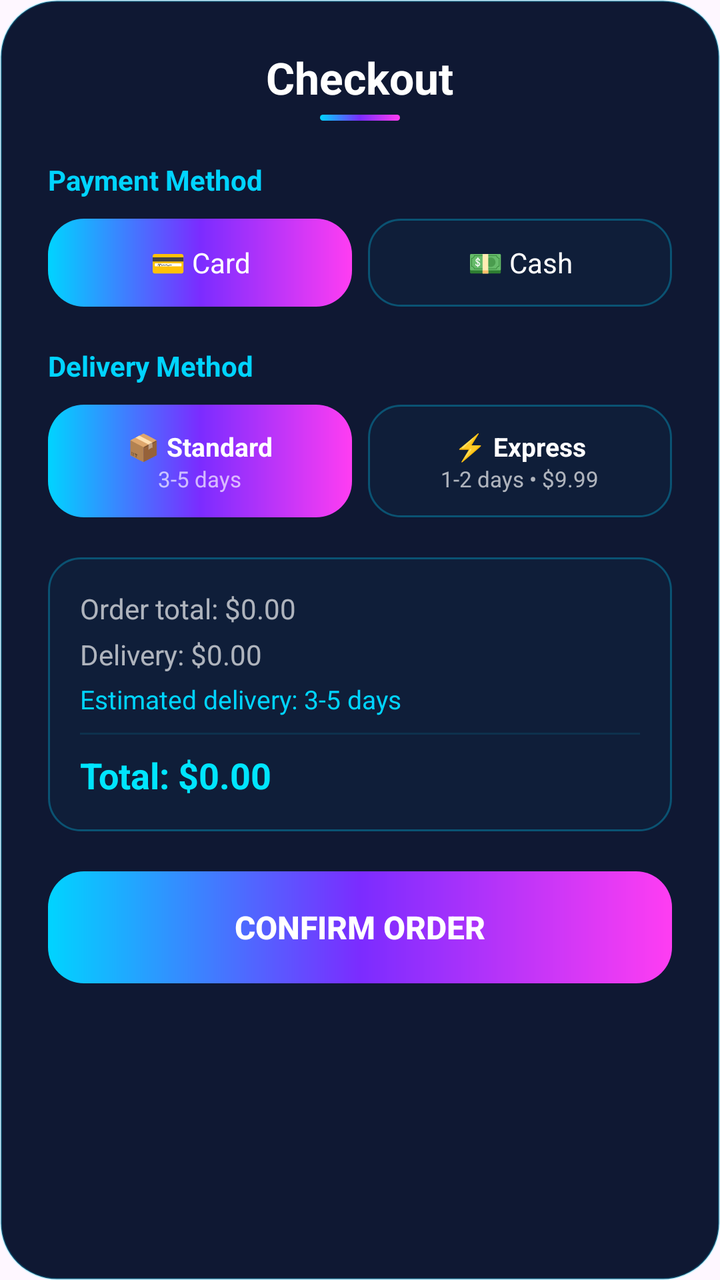
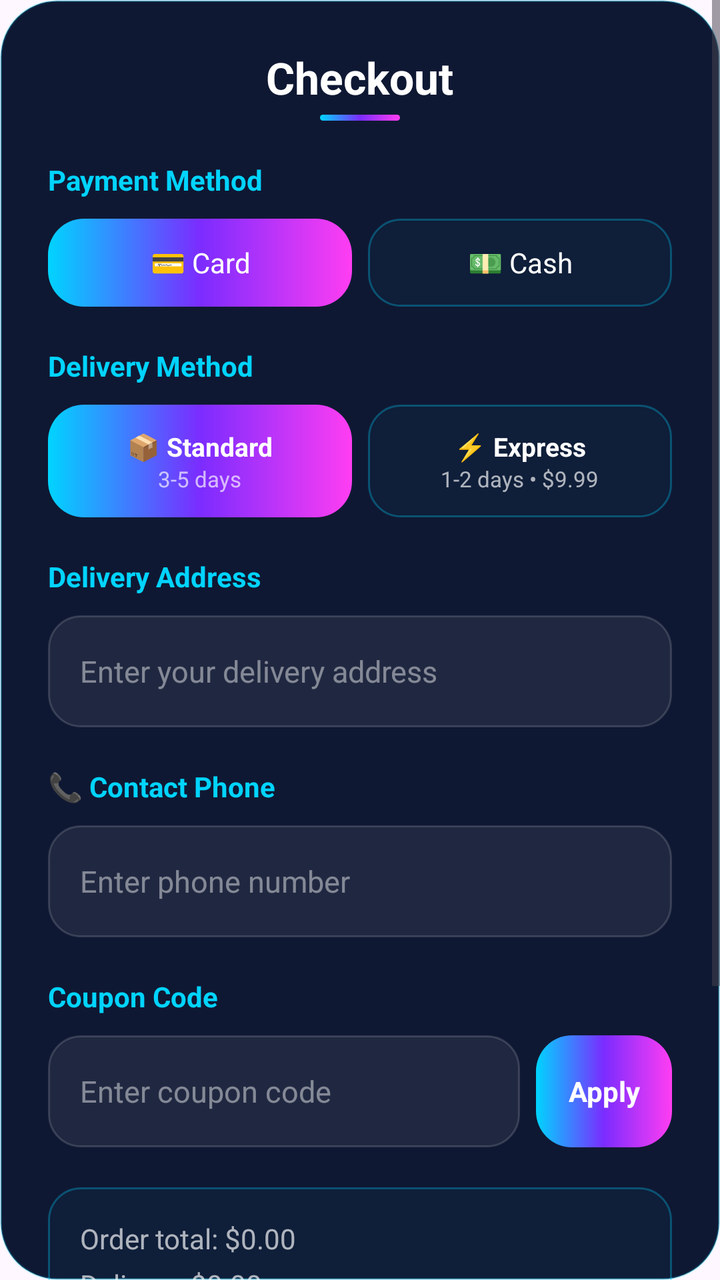

Screens rendered from an Android XML layout before and after an edit, with the pre-edit source and the edit as a unified diff.
<!-- AndroidManifest.xml: application theme Theme.CompShop -->
<!-- res/layout/dialog_checkout.xml -->
<?xml version="1.0" encoding="utf-8"?>
<ScrollView
    xmlns:android="http://schemas.android.com/apk/res/android"
    android:layout_width="match_parent"
    android:layout_height="wrap_content"
    android:background="@drawable/card_glass_neon">

    <LinearLayout
        android:layout_width="match_parent"
        android:layout_height="wrap_content"
        android:orientation="vertical"
        android:padding="24dp">

        <TextView
            android:layout_width="wrap_content"
            android:layout_height="wrap_content"
            android:text="@string/checkout_title"
            android:textSize="22sp"
            android:textStyle="bold"
            android:textColor="#FFFFFF"
            android:layout_gravity="center"
            android:layout_marginBottom="4dp"/>

        <View
            android:layout_width="40dp"
            android:layout_height="3dp"
            android:background="@drawable/btn_neon_gradient"
            android:layout_gravity="center"
            android:layout_marginBottom="20dp"/>

        <TextView
            android:layout_width="wrap_content"
            android:layout_height="wrap_content"
            android:text="@string/payment_method"
            android:textColor="#00D4FF"
            android:textSize="14sp"
            android:textStyle="bold"
            android:layout_marginBottom="10dp"/>

        <LinearLayout
            android:layout_width="match_parent"
            android:layout_height="wrap_content"
            android:orientation="horizontal"
            android:layout_marginBottom="20dp">

            <TextView
                android:id="@+id/btnPayCard"
                android:layout_width="0dp"
                android:layout_height="44dp"
                android:layout_weight="1"
                android:text="@string/card_payment"
                android:textColor="#FFFFFF"
                android:textSize="14sp"
                android:gravity="center"
                android:background="@drawable/btn_neon_gradient"
                android:layout_marginEnd="8dp"
                android:clickable="true"
                android:focusable="true"/>

            <TextView
                android:id="@+id/btnPayCash"
                android:layout_width="0dp"
                android:layout_height="44dp"
                android:layout_weight="1"
                android:text="@string/cash_payment"
                android:textColor="#FFFFFF"
                android:textSize="14sp"
                android:gravity="center"
                android:background="@drawable/btn_social_neon"
                android:clickable="true"
                android:focusable="true"/>

        </LinearLayout>

        <TextView
            android:layout_width="wrap_content"
            android:layout_height="wrap_content"
            android:text="@string/delivery_method"
            android:textColor="#00D4FF"
            android:textSize="14sp"
            android:textStyle="bold"
            android:layout_marginBottom="10dp"/>

        <LinearLayout
            android:layout_width="match_parent"
            android:layout_height="wrap_content"
            android:orientation="horizontal"
            android:layout_marginBottom="20dp">

            <LinearLayout
                android:id="@+id/btnDeliveryStandard"
                android:layout_width="0dp"
                android:layout_height="wrap_content"
                android:layout_weight="1"
                android:orientation="vertical"
                android:gravity="center"
                android:background="@drawable/btn_neon_gradient"
                android:padding="12dp"
                android:layout_marginEnd="8dp"
                android:clickable="true"
                android:focusable="true">

                <TextView
                    android:layout_width="wrap_content"
                    android:layout_height="wrap_content"
                    android:text="@string/standard_delivery"
                    android:textColor="#FFFFFF"
                    android:textSize="13sp"
                    android:textStyle="bold"/>

                <TextView
                    android:layout_width="wrap_content"
                    android:layout_height="wrap_content"
                    android:text="@string/days_3_5"
                    android:textColor="#AAFFFFFF"
                    android:textSize="11sp"/>

            </LinearLayout>

            <LinearLayout
                android:id="@+id/btnDeliveryExpress"
                android:layout_width="0dp"
                android:layout_height="wrap_content"
                android:layout_weight="1"
                android:orientation="vertical"
                android:gravity="center"
                android:background="@drawable/btn_social_neon"
                android:padding="12dp"
                android:clickable="true"
                android:focusable="true">

                <TextView
                    android:layout_width="wrap_content"
                    android:layout_height="wrap_content"
                    android:text="@string/express_delivery"
                    android:textColor="#FFFFFF"
                    android:textSize="13sp"
                    android:textStyle="bold"/>

                <TextView
                    android:layout_width="wrap_content"
                    android:layout_height="wrap_content"
                    android:text="@string/days_1_2"
                    android:textColor="#AAFFFFFF"
                    android:textSize="11sp"/>

            </LinearLayout>

        </LinearLayout>

        <LinearLayout
            android:layout_width="match_parent"
            android:layout_height="wrap_content"
            android:orientation="vertical"
            android:background="@drawable/btn_social_neon"
            android:padding="16dp"
            android:layout_marginBottom="20dp">

            <TextView
                android:id="@+id/tvOrderTotal"
                android:layout_width="wrap_content"
                android:layout_height="wrap_content"
                android:text="Order total: $0.00"
                android:textColor="#AAFFFFFF"
                android:textSize="14sp"
                android:layout_marginBottom="4dp"/>

            <TextView
                android:id="@+id/tvDeliveryFee"
                android:layout_width="wrap_content"
                android:layout_height="wrap_content"
                android:text="Delivery: $0.00"
                android:textColor="#AAFFFFFF"
                android:textSize="14sp"
                android:layout_marginBottom="4dp"/>

            <TextView
                android:id="@+id/tvDeliveryDays"
                android:layout_width="wrap_content"
                android:layout_height="wrap_content"
                android:text="Estimated delivery: 3-5 days"
                android:textColor="#00D4FF"
                android:textSize="13sp"
                android:layout_marginBottom="8dp"/>

            <View
                android:layout_width="match_parent"
                android:layout_height="1dp"
                android:background="#1A00D4FF"
                android:layout_marginBottom="8dp"/>

            <TextView
                android:id="@+id/tvFinalTotal"
                android:layout_width="wrap_content"
                android:layout_height="wrap_content"
                android:text="Total: $0.00"
                android:textColor="#00E5FF"
                android:textSize="18sp"
                android:textStyle="bold"/>

        </LinearLayout>

        <Button
            android:id="@+id/btnConfirmOrder"
            android:layout_width="match_parent"
            android:layout_height="56dp"
            android:text="@string/confirm_order"
            android:textSize="16sp"
            android:textStyle="bold"
            android:textColor="#FFFFFF"
            android:background="@drawable/btn_neon_gradient"
            android:stateListAnimator="@null"/>

    </LinearLayout>
</ScrollView>
<!-- resources referenced by this layout -->
<resources>
  <!-- drawable btn_neon_gradient (drawable) -->
  <?xml version="1.0" encoding="utf-8"?>
  <shape xmlns:android="http://schemas.android.com/apk/res/android"
      android:shape="rectangle">
      <gradient
          android:type="linear"
          android:angle="0"
          android:startColor="#00D4FF"
          android:centerColor="#7B2CFF"
          android:endColor="#FF3DF2"/>
      <corners android:radius="18dp"/>
  </shape>
  <!-- drawable btn_social_neon (drawable) -->
  <?xml version="1.0" encoding="utf-8"?>
  <shape xmlns:android="http://schemas.android.com/apk/res/android"
      android:shape="rectangle">
      <solid android:color="#0800D4FF"/>
      <stroke
          android:width="1dp"
          android:color="#4D00D4FF"/>
      <corners android:radius="16dp"/>
  </shape>
  <!-- drawable card_glass_neon (drawable) -->
  <?xml version="1.0" encoding="utf-8"?>
  <shape xmlns:android="http://schemas.android.com/apk/res/android"
      android:shape="rectangle">
      <solid android:color="#0F1833"/>
      <stroke
          android:width="1dp"
          android:color="#3D00D4FF"/>
      <corners android:radius="28dp"/>
  </shape>
  <string name="card_payment">💳 Card</string>
  <string name="cash_payment">💵 Cash</string>
  <string name="checkout_title">Checkout</string>
  <string name="confirm_order">Confirm Order</string>
  <string name="days_1_2">1-2 days • $9.99</string>
  <string name="days_3_5">3-5 days</string>
  <string name="delivery_method">Delivery Method</string>
  <string name="express_delivery">⚡ Express</string>
  <string name="payment_method">Payment Method</string>
  <string name="standard_delivery">📦 Standard</string>
  <style name="Theme.CompShop" parent="Base.Theme.CompShop" />
  <style name="Base.Theme.CompShop" parent="Theme.Material3.DayNight.NoActionBar">
          
          
      </style>
</resources>

<!-- the commit's change to res/layout/dialog_checkout.xml (unified diff, before → after) -->
@@ -28,6 +28,7 @@
             android:layout_gravity="center"
             android:layout_marginBottom="20dp"/>
 
+        
         <TextView
             android:layout_width="wrap_content"
             android:layout_height="wrap_content"
@@ -72,6 +73,7 @@
 
         </LinearLayout>
 
+        
         <TextView
             android:layout_width="wrap_content"
             android:layout_height="wrap_content"
@@ -148,6 +150,128 @@
 
         </LinearLayout>
 
+        
+        <TextView
+            android:layout_width="wrap_content"
+            android:layout_height="wrap_content"
+            android:text="@string/delivery_address"
+            android:textColor="#00D4FF"
+            android:textSize="14sp"
+            android:textStyle="bold"
+            android:layout_marginBottom="10dp"/>
+
+        <LinearLayout
+            android:layout_width="match_parent"
+            android:layout_height="56dp"
+            android:orientation="horizontal"
+            android:gravity="center_vertical"
+            android:background="@drawable/input_neon"
+            android:paddingStart="16dp"
+            android:paddingEnd="16dp"
+            android:layout_marginBottom="20dp">
+
+            <EditText
+                android:id="@+id/etDeliveryAddress"
+                android:layout_width="match_parent"
+                android:layout_height="match_parent"
+                android:hint="@string/address_hint"
+                android:inputType="textPostalAddress"
+                android:textColor="#FFFFFF"
+                android:textColorHint="#73FFFFFF"
+                android:background="@android:color/transparent"
+                android:textSize="15sp"/>
+
+        </LinearLayout>
+
+        
+        <TextView
+            android:layout_width="wrap_content"
+            android:layout_height="wrap_content"
+            android:text="📞 Contact Phone"
+            android:textColor="#00D4FF"
+            android:textSize="14sp"
+            android:textStyle="bold"
+            android:layout_marginBottom="10dp"/>
+
+        <LinearLayout
+            android:layout_width="match_parent"
+            android:layout_height="56dp"
+            android:orientation="horizontal"
+            android:gravity="center_vertical"
+            android:background="@drawable/input_neon"
+            android:paddingStart="16dp"
+            android:paddingEnd="16dp"
+            android:layout_marginBottom="20dp">
+
+            <EditText
+                android:id="@+id/etContactPhone"
+                android:layout_width="match_parent"
+                android:layout_height="match_parent"
+                android:hint="Enter phone number"
+                android:inputType="phone"
+                android:textColor="#FFFFFF"
+                android:textColorHint="#73FFFFFF"
+                android:background="@android:color/transparent"
+                android:textSize="15sp"/>
+
+        </LinearLayout>
+        
+        <TextView
+            android:layout_width="wrap_content"
+            android:layout_height="wrap_content"
+            android:text="@string/coupon_code"
+            android:textColor="#00D4FF"
+            android:textSize="14sp"
+            android:textStyle="bold"
+            android:layout_marginBottom="10dp"/>
+
+        <LinearLayout
+            android:layout_width="match_parent"
+            android:layout_height="wrap_content"
+            android:orientation="horizontal"
+            android:layout_marginBottom="20dp">
+
+            <LinearLayout
+                android:layout_width="0dp"
+                android:layout_height="56dp"
+                android:layout_weight="1"
+                android:gravity="center_vertical"
+                android:background="@drawable/input_neon"
+                android:paddingStart="16dp"
+                android:paddingEnd="16dp"
+                android:layout_marginEnd="8dp">
+
+                <EditText
+                    android:id="@+id/etCouponCode"
+                    android:layout_width="match_parent"
+                    android:layout_height="match_parent"
+                    android:hint="@string/coupon_hint"
+                    android:inputType="textCapCharacters"
+                    android:textColor="#FFFFFF"
+                    android:textColorHint="#73FFFFFF"
+                    android:background="@android:color/transparent"
+                    android:textSize="15sp"/>
+
+            </LinearLayout>
+
+            <TextView
+                android:id="@+id/btnApplyCoupon"
+                android:layout_width="wrap_content"
+                android:layout_height="56dp"
+                android:text="@string/apply_coupon"
+                android:textColor="#FFFFFF"
+                android:textSize="14sp"
+                android:textStyle="bold"
+                android:gravity="center"
+                android:paddingStart="16dp"
+                android:paddingEnd="16dp"
+                android:background="@drawable/btn_neon_gradient"
+                android:clickable="true"
+                android:focusable="true"/>
+
+        </LinearLayout>
+
+        
         <LinearLayout
             android:layout_width="match_parent"
             android:layout_height="wrap_content"
@@ -173,6 +297,16 @@
                 android:textColor="#AAFFFFFF"
                 android:textSize="14sp"
                 android:layout_marginBottom="4dp"/>
+
+            <TextView
+                android:id="@+id/tvDiscount"
+                android:layout_width="wrap_content"
+                android:layout_height="wrap_content"
+                android:text="Discount: -$0.00"
+                android:textColor="#00E5FF"
+                android:textSize="14sp"
+                android:layout_marginBottom="4dp"
+                android:visibility="gone"/>
 
             <TextView
                 android:id="@+id/tvDeliveryDays"
<!-- resource entries referenced after the edit -->
@@ -32,12 +32,27 @@
           android:color="#3D00D4FF"/>
       <corners android:radius="28dp"/>
   </shape>
+  <!-- drawable input_neon (drawable) -->
+  <?xml version="1.0" encoding="utf-8"?>
+  <shape xmlns:android="http://schemas.android.com/apk/res/android"
+      android:shape="rectangle">
+      <solid android:color="#12FFFFFF"/>
+      <stroke
+          android:width="1dp"
+          android:color="#26FFFFFF"/>
+      <corners android:radius="16dp"/>
+  </shape>
+  <string name="address_hint">Enter your delivery address</string>
+  <string name="apply_coupon">Apply</string>
   <string name="card_payment">💳 Card</string>
   <string name="cash_payment">💵 Cash</string>
   <string name="checkout_title">Checkout</string>
   <string name="confirm_order">Confirm Order</string>
+  <string name="coupon_code">Coupon Code</string>
+  <string name="coupon_hint">Enter coupon code</string>
   <string name="days_1_2">1-2 days • $9.99</string>
   <string name="days_3_5">3-5 days</string>
+  <string name="delivery_address">Delivery Address</string>
   <string name="delivery_method">Delivery Method</string>
   <string name="express_delivery">⚡ Express</string>
   <string name="payment_method">Payment Method</string>
